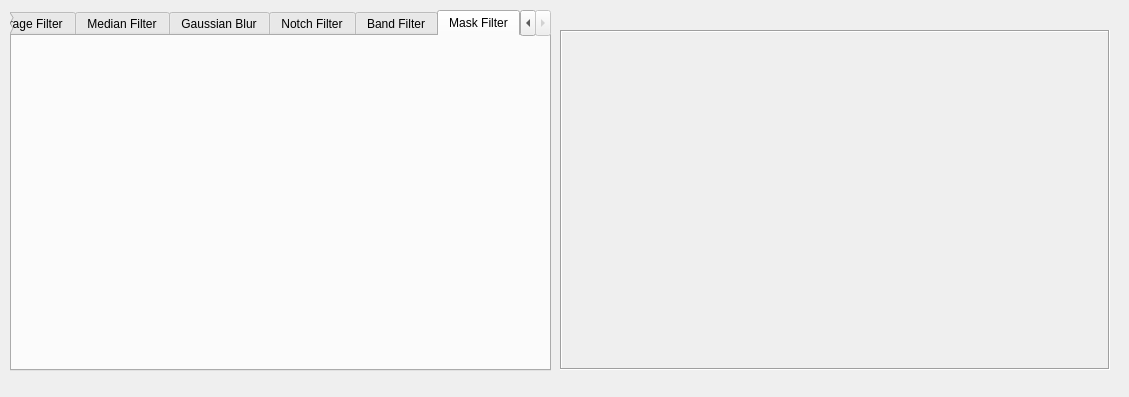
Above: gui/noiseRemove_ui.ui from atazmi/Image-Processing-GUI-ToolBox before the change. Below: the same form after it.
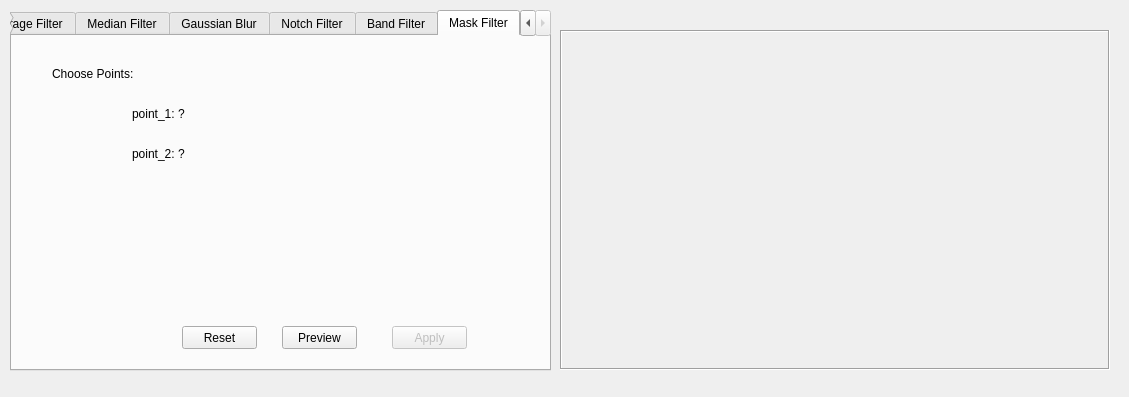
That is the form after the change. The open tabs and pages were chosen to show the change.

Commit message:
Adding Mask Filter Functionality
Adding mask filter function and gui and the integration between both.

Patch:
```diff
--- a/gui/noiseRemove_ui.ui
+++ b/gui/noiseRemove_ui.ui
@@ -611,6 +611,114 @@
     <attribute name="title">
      <string>Mask Filter</string>
     </attribute>
+    <widget class="QLabel" name="label">
+     <property name="geometry">
+      <rect>
+       <x>40</x>
+       <y>30</y>
+       <width>101</width>
+       <height>16</height>
+      </rect>
+     </property>
+     <property name="text">
+      <string>Choose Points:</string>
+     </property>
+    </widget>
+    <widget class="QLabel" name="label_point1MaskFilter">
+     <property name="geometry">
+      <rect>
+       <x>120</x>
+       <y>70</y>
+       <width>111</width>
+       <height>16</height>
+      </rect>
+     </property>
+     <property name="sizePolicy">
+      <sizepolicy hsizetype="Expanding" vsizetype="Preferred">
+       <horstretch>0</horstretch>
+       <verstretch>0</verstretch>
+      </sizepolicy>
+     </property>
+     <property name="text">
+      <string>point_1: ?</string>
+     </property>
+    </widget>
+    <widget class="QLabel" name="label_point2MaskFilter">
+     <property name="geometry">
+      <rect>
+       <x>120</x>
+       <y>110</y>
+       <width>111</width>
+       <height>16</height>
+      </rect>
+     </property>
+     <property name="sizePolicy">
+      <sizepolicy hsizetype="Expanding" vsizetype="Preferred">
+       <horstretch>0</horstretch>
+       <verstretch>0</verstretch>
+      </sizepolicy>
+     </property>
+     <property name="text">
+      <string>point_2: ?</string>
+     </property>
+    </widget>
+    <widget class="QPushButton" name="pushButton_reset">
+     <property name="geometry">
+      <rect>
+       <x>170</x>
+       <y>290</y>
+       <width>75</width>
+       <height>23</height>
+      </rect>
+     </property>
+     <property name="text">
+      <string>Reset</string>
+     </property>
+    </widget>
+    <widget class="QPushButton" name="apply_button_5">
+     <property name="enabled">
+      <bool>false</bool>
+     </property>
+     <property name="geometry">
+      <rect>
+       <x>380</x>
+       <y>290</y>
+       <width>75</width>
+       <height>23</height>
+      </rect>
+     </property>
+     <property name="layoutDirection">
+      <enum>Qt::LeftToRight</enum>
+     </property>
+     <property name="text">
+      <string>Apply</string>
+     </property>
+     <property name="checkable">
+      <bool>false</bool>
+     </property>
+     <property name="autoDefault">
+      <bool>true</bool>
+     </property>
+     <property name="default">
+      <bool>false</bool>
+     </property>
+     <property name="flat">
+      <bool>false</bool>
+     </property>
+    </widget>
+    <widget class="QPushButton" name="pushButton_preview">
+     <property name="geometry">
+      <rect>
+       <x>270</x>
+       <y>290</y>
+       <width>75</width>
+       <height>23</height>
+      </rect>
+     </property>
+     <property name="text">
+      <string>Preview</string>
+     </property>
+    </widget>
    </widget>
   </widget>
   <widget class="QLabel" name="image_label">
```
Left out of the diff: 2 changed lines with no effect on the pictures. The commit also changes 4 other files.
